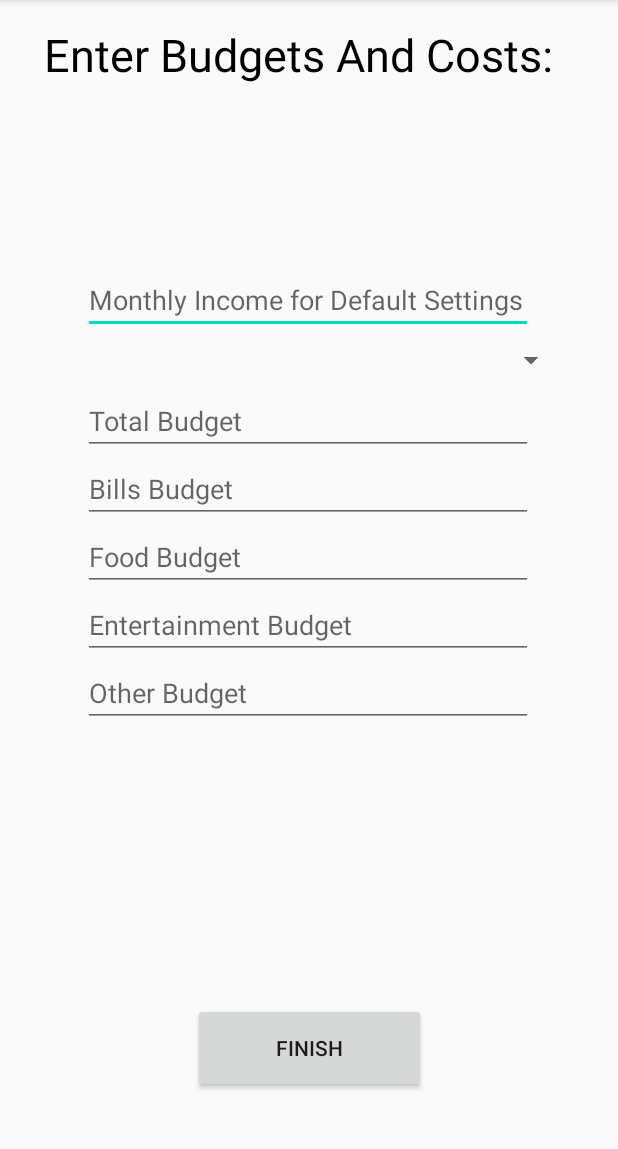
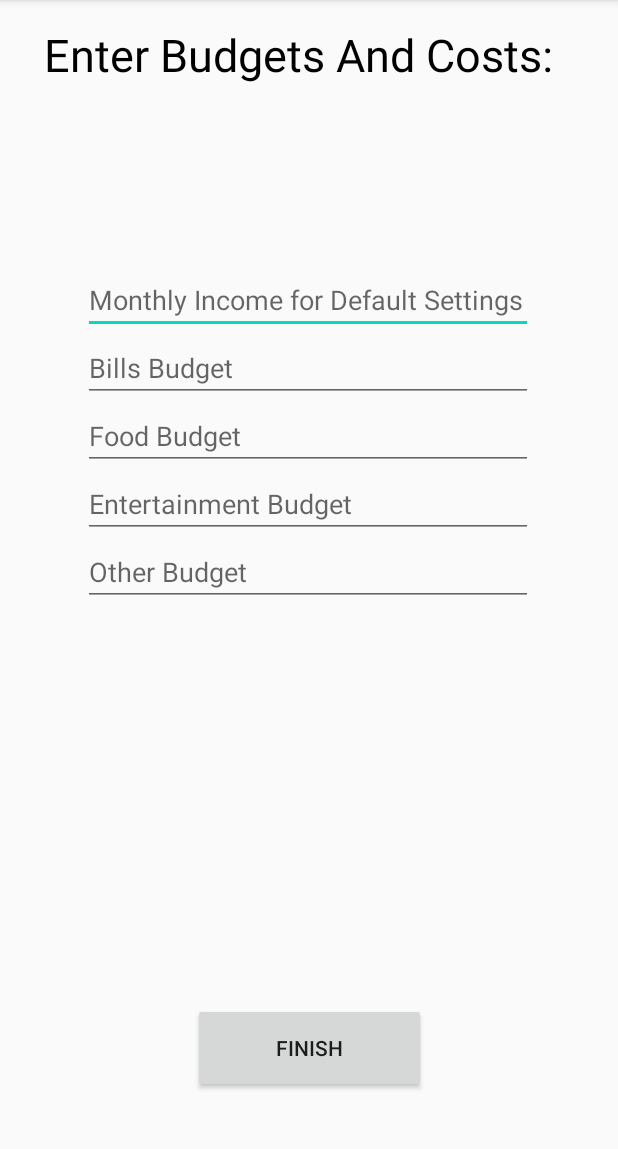
Before and after one commit to Haider-01/CS160-Project, an Android app: the UserFields screen opened directly, with no data from a screen before it, on a phone screen of 412 x 824 dp, the part 84-1233 px from its top. Run offline under Robolectric (Android 15) with nearby library versions, the light colour scheme and no system bars.

Commit message:
Take out total budget and spinner from userfields.java and layout

```diff
--- a/app/src/main/java/com/example/CS160Broque/UserFields.java
+++ b/app/src/main/java/com/example/CS160Broque/UserFields.java
@@ -25,7 +25,6 @@ import java.net.URISyntaxException;
 
 public class UserFields extends AppCompatActivity {
     EditText totalBudget, billsBudget, foodBudget, entertainmentBudget, otherBudget, monthlyIncome;
-    Spinner spinner;
     Button finish;
     BroqueDB broqueDB;
     String jsonMyAccount;
@@ -48,7 +47,6 @@ public class UserFields extends AppCompatActivity {
         System.out.println("onCreateUserFieldsPrint");
 //        spinner = (Spinner) findViewById(R.id.spinner);
         monthlyIncome = (EditText) findViewById(R.id.edt_monthlyincome_userfields);
-        totalBudget = (EditText) findViewById(R.id.edt_total_userfields);
         billsBudget = (EditText) findViewById(R.id.edt_bill_userfields);
         foodBudget = (EditText) findViewById(R.id.edt_food_userfields);
         entertainmentBudget = (EditText) findViewById(R.id.edt_entertainment_userfields);
--- a/app/src/main/res/layout/activity_userfields.xml
+++ b/app/src/main/res/layout/activity_userfields.xml
@@ -38,29 +38,6 @@
                 android:layout_height="wrap_content"
                 android:layout_centerHorizontal="true"
                 android:hint="Monthly Income for Default Settings" />
-        </RelativeLayout>
-
-
-        <RelativeLayout
-            android:layout_width="match_parent"
-            android:layout_height="wrap_content">
-
-            <Spinner
-                android:id="@+id/spinner"
-                android:layout_width="match_parent"
-                android:layout_height="35dp" />
-        </RelativeLayout>
-
-        <RelativeLayout
-            android:layout_width="match_parent"
-            android:layout_height="wrap_content">
-
-            <EditText
-                android:id="@+id/edt_total_userfields"
-                android:layout_width="300dp"
-                android:layout_height="wrap_content"
-                android:layout_centerHorizontal="true"
-                android:hint="Total Budget" />
         </RelativeLayout>
 
         <RelativeLayout
```
